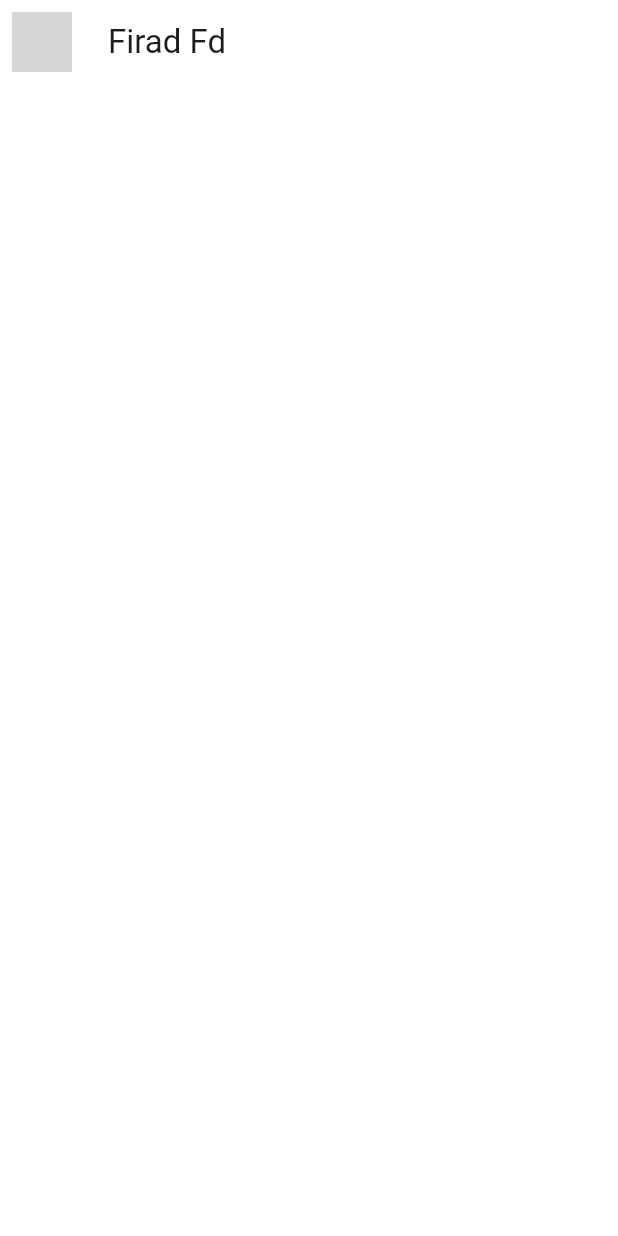
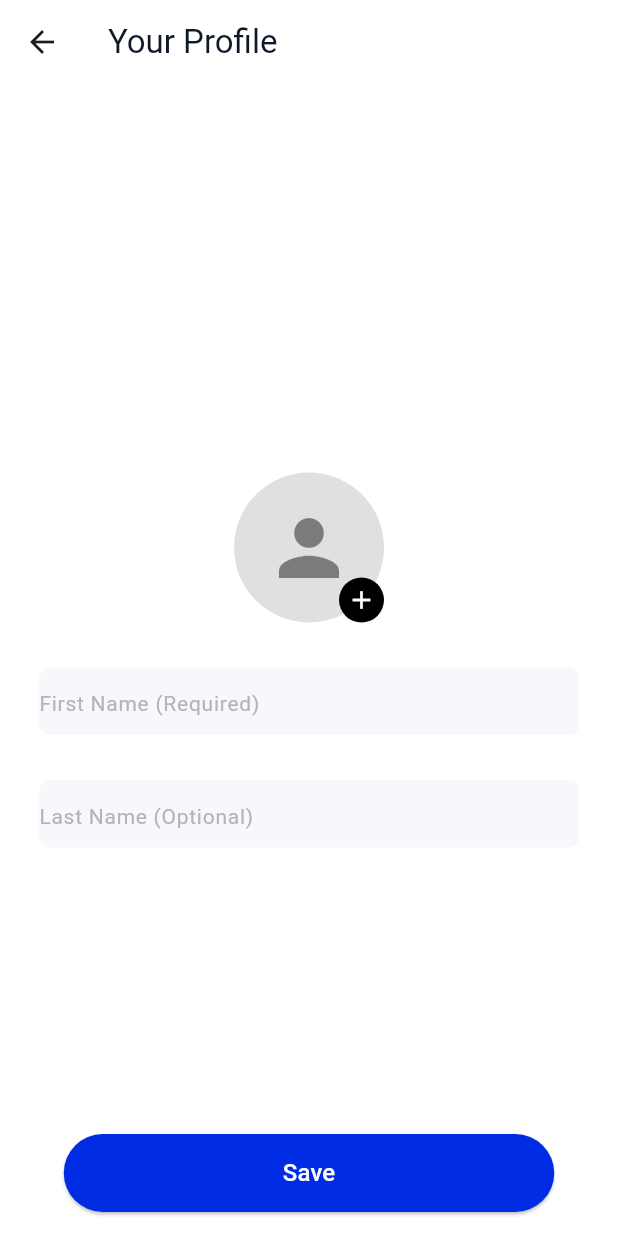
Before and after one commit to firadfd/chat_app_clone, a Flutter app: the ProfileScreen screen opened directly, on a phone screen of 412 x 824 dp. Run offline on Flutter 3.47's test engine with Material 3 defaults, Android fonts, the phone set to English and light mode, and no system bars; our stand-ins replace flutter_bloc, image_picker, permission_handler, pinput, shared_preferences; accounts and stored records are empty; grey boxes are pictures that could not be loaded.

Commit message:
profile page complete

```diff
--- a/lib/screens/otp_screen.dart
+++ b/lib/screens/otp_screen.dart
@@ -77,8 +77,7 @@ class OtpScreen extends StatelessWidget {
             SizedBox(height: 30),
             UiHelper.customButton(
                 text: "Resend Code",
-                callback: () {},
-                color: Colors.blue.shade100)
+                callback: () {})
           ],
         ),
       ),
--- a/lib/screens/profile_screen.dart
+++ b/lib/screens/profile_screen.dart
@@ -1,8 +1,55 @@
+import 'dart:io';
 import 'package:flutter/material.dart';
+import 'package:image_picker/image_picker.dart';
+import 'package:permission_handler/permission_handler.dart';
 import '../utils/constants/app_colors.dart';
+import '../utils/custom_widgets/ui_helper.dart';
 
-class ProfileScreen extends StatelessWidget {
+class ProfileScreen extends StatefulWidget {
   const ProfileScreen({super.key});
+
+  @override
+  State<ProfileScreen> createState() => _ProfileScreenState();
+}
+
+class _ProfileScreenState extends State<ProfileScreen> {
+  TextEditingController firstnameController = TextEditingController();
+  TextEditingController lastnameController = TextEditingController();
+  File? _imageFile;
+
+  Future<void> _pickImage() async {
+    final ImagePicker picker = ImagePicker();
+
+    try {
+      final status = await Permission.photos.status;
+
+      if (status.isGranted) {
+        final pickedFile = await picker.pickImage(source: ImageSource.gallery);
+        if (pickedFile != null) {
+          setState(() {
+            _imageFile = File(pickedFile.path);
+          });
+        }
+      } else {
+        if (await Permission.photos.request().isGranted) {
+          final pickedFile = await picker.pickImage(source: ImageSource.gallery);
+          if (pickedFile != null) {
+            setState(() {
+              _imageFile = File(pickedFile.path);
+            });
+          }
+        } else {
+          ScaffoldMessenger.of(context).showSnackBar(
+            const SnackBar(content: Text('Permission denied')),
+          );
+        }
+      }
+    } catch (e) {
+      ScaffoldMessenger.of(context).showSnackBar(
+        SnackBar(content: Text('Error picking image: $e')),
+      );
+    }
+  }
 
   @override
   Widget build(BuildContext context) {
@@ -11,22 +58,98 @@ class ProfileScreen extends StatelessWidget {
         backgroundColor: Theme.of(context).brightness == Brightness.dark
             ? AppColors.scaffolddark
             : AppColors.scaffoldlight,
-        leading: InkWell(
-            onTap: () {
-              // Navigator.pop(context);
-            },
-            child: Padding(
-              padding: const EdgeInsets.all(8.0),
-              child: ClipRRect(
-                borderRadius: BorderRadius.circular(10.0),
-                child: Image.network(
-                  "https://a10.gaanacdn.com/gn_img/artists/Bp1bAynb02/p1bALxPW02/size_m_1568906766.jpg",
-                ),
+        leading: IconButton(
+          onPressed: () {
+            Navigator.pop(context);
+          },
+          icon: const Icon(Icons.arrow_back), // Added const
+        ),
+        title: UiHelper.customText(text: "Your Profile", context: context),
+      ),
+      floatingActionButtonLocation: FloatingActionButtonLocation.centerFloat,
+      floatingActionButton: UiHelper.customButton(
+        text: "Save",
+        callback: () {
+          // Implement your save logic here
+          if (firstnameController.text.isEmpty) {
+            ScaffoldMessenger.of(context).showSnackBar(
+              const SnackBar(content: Text('First name is required')),
+            );
+            return; // Don't proceed if first name is empty
+          }
+          //TODO
+        },
+      ),
+      body: Center(
+        child: SingleChildScrollView( // Added for scrollability
+          padding: const EdgeInsets.all(20.0), // Added padding
+          child: Column(
+            mainAxisAlignment: MainAxisAlignment.center,
+            children: [
+              Stack(
+                alignment: Alignment.bottomRight,
+                children: [
+                  GestureDetector( // Wrap with GestureDetector
+                    onTap: _pickImage, // Call _pickImage on tap
+                    child: Container(
+                      decoration: const BoxDecoration(
+                        shape: BoxShape.circle,
+                        color: Colors.black12,
+                      ),
+                      padding: const EdgeInsets.all(20),
+                      child: _imageFile == null
+                          ? Icon(
+                        Icons.person,
+                        size: 60,
+                        color: Theme.of(context).brightness ==
+                            Brightness.dark
+                            ? Colors.white
+                            : Colors.black45,
+                      ) : CircleAvatar(
+                        radius: 50,
+                        backgroundImage: FileImage(_imageFile!),
+                      ),
+                    ),
+                  ),
+                  Container(
+                    decoration: BoxDecoration(
+                      shape: BoxShape.circle,
+                      color: Theme.of(context).brightness == Brightness.dark
+                          ? Colors.white
+                          : Colors.black,
+                    ),
+                    padding: const EdgeInsets.all(5),
+                    child: InkWell(
+                      onTap: _pickImage,
+                      child: Icon(
+                        Icons.add,
+                        size: 20,
+                        color: Theme.of(context).brightness == Brightness.dark
+                            ? Colors.black
+                            : Colors.white,
+                      ),
+                    ),
+                  ),
+                ],
               ),
-            )),
-        title: Text("Firad Fd"),
+              const SizedBox(height: 30),
+              UiHelper.customTextField(
+                controller: firstnameController,
+                text: "First Name (Required)",
+                textInputType: TextInputType.text,
+                context: context,
+              ),
+              const SizedBox(height: 30),
+              UiHelper.customTextField(
+                controller: lastnameController,
+                text: "Last Name (Optional)",
+                textInputType: TextInputType.text,
+                context: context,
+              ),
+            ],
+          ),
+        ),
       ),
-      body: Center(),
     );
   }
 }
--- a/lib/utils/custom_widgets/ui_helper.dart
+++ b/lib/utils/custom_widgets/ui_helper.dart
@@ -51,7 +51,7 @@ class UiHelper {
       required String text,
       required TextInputType textInputType,
       required BuildContext context,
-      required IconData iconData}) {
+      IconData? iconData}) {
     return Container(
       height: 45,
       width: 360,
@@ -65,10 +65,10 @@ class UiHelper {
         keyboardType: textInputType,
         decoration: InputDecoration(
             hintText: text,
-            prefixIcon: Icon(
+            prefixIcon: iconData != null ? Icon(
               iconData,
               color: AppColors.iconlight,
-            ),
+            ) : null,
             hintStyle: TextStyle(
                 color: Theme.of(context).brightness == Brightness.dark
                     ? AppColors.hintdarkmode
--- a/pubspec.yaml
+++ b/pubspec.yaml
@@ -38,6 +38,8 @@ dependencies:
   provider: ^6.1.2
   shared_preferences: ^2.5.1
   pinput: ^5.0.1
+  image_picker: ^1.1.2
+  permission_handler: ^10.4.3
 
 dev_dependencies:
   flutter_test:
```
Also changed, not shown: pubspec.lock, 1 other file.
